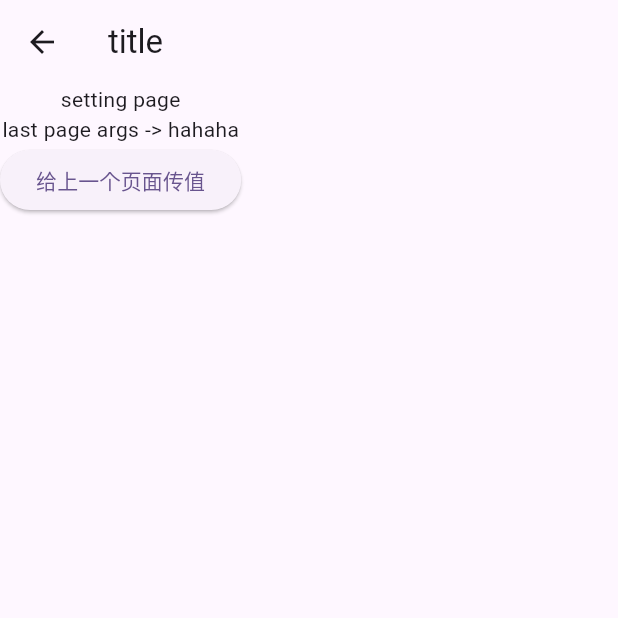
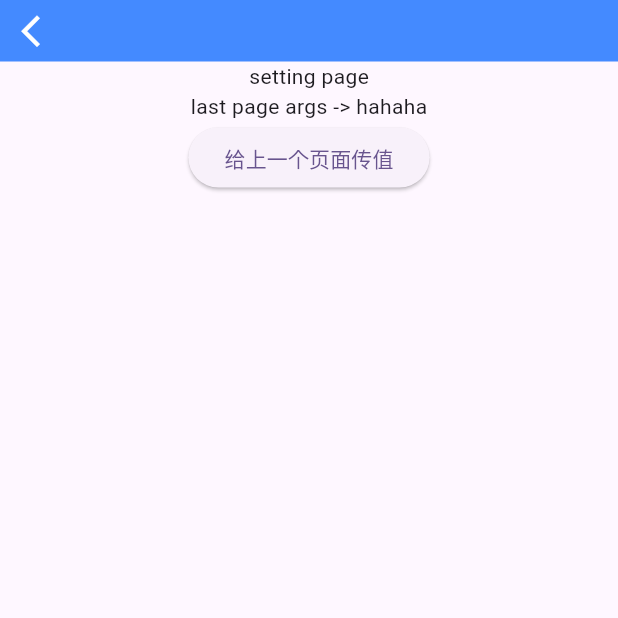
Before and after one commit to gangoogle/flutter_base_project, a Flutter app: the screen it shows after launch, after a tap on "jump to setting page", on a phone screen of 412 x 824 dp, the top half of it. Run offline on Flutter 3.47's test engine with Material 3 defaults, Android fonts, the phone set to English and light mode, and no system bars; our stand-ins replace dio, flutter_svg, get, objectbox; generated files the repository leaves out were written again.

Commit message:
UI优化

```diff
--- a/lib/main.dart
+++ b/lib/main.dart
@@ -1,6 +1,6 @@
 import 'package:first_project/network/dio_api.dart';
 import 'package:first_project/ui/home/home_view.dart';
-import 'package:first_project/ui/main_home/main_home_view.dart';
+import 'package:first_project/ui/main/main_home_view.dart';
 import 'package:first_project/ui/me/me_view.dart';
 import 'package:first_project/ui/setting/setting_view.dart';
 import 'package:flutter/material.dart';
@@ -36,6 +36,8 @@ class MyApp extends StatelessWidget {
   @override
   Widget build(BuildContext context) {
     return GetMaterialApp(
+      debugShowCheckedModeBanner: false,
+      debugShowMaterialGrid: false,
       title: 'Flutter Demo',
       getPages: GetRouteConfig.getPages(),
       theme: ThemeData(
--- a/lib/network/dio_api.dart
+++ b/lib/network/dio_api.dart
@@ -1,6 +1,4 @@
 import 'package:dio/dio.dart';
-import 'package:first_project/network/HeaderInterceptor.dart';
-
 import '../data/bean/article_entity.dart';
 
 class DioApi {
@@ -12,7 +10,7 @@ class DioApi {
   ));
 
   static void init() {
-    dio.interceptors.add(HeaderInterceptor().create());
+    // dio.interceptors.add(HeaderInterceptor().create());
   }
 
   static Map<String, dynamic> handleResult(Map<String, dynamic>? json) {
--- a/lib/ui/common/status_bar.dart
+++ b/lib/ui/common/status_bar.dart
@@ -1,13 +1,15 @@
 import 'package:flutter/material.dart';
 
 class StatusBar extends StatefulWidget {
-  StatusBar(
-      {Key? key,
-      this.color = Colors.transparent,
-      this.tintColor = Colors.white})
-      : super(key: key);
+  StatusBar({
+    Key? key,
+    this.color = Colors.transparent,
+    this.tintColor = Colors.white,
+    required this.onBack,
+  }) : super(key: key);
   Color color;
   Color tintColor;
+  VoidCallback onBack;
 
   @override
   _StatusBarState createState() => _StatusBarState();
@@ -22,10 +24,15 @@ class _StatusBarState extends State<StatusBar> {
         padding: const EdgeInsets.all(8.0),
         child: Row(
           children: [
-            Icon(
-              Icons.arrow_back_ios_new,
-              size: 30,
-              color: widget.tintColor,
+            InkWell(
+              onTap: () {
+                widget.onBack();
+              },
+              child: Icon(
+                Icons.arrow_back_ios_new,
+                size: 25,
+                color: widget.tintColor,
+              ),
             )
           ],
         ),
--- a/lib/ui/home/home_view.dart
+++ b/lib/ui/home/home_view.dart
@@ -20,6 +20,9 @@ class HomePage extends StatelessWidget {
           StatusBarPaddingView(color: Colors.blue),
           StatusBar(
             color: Colors.blue,
+            onBack: () {
+              Get.back();
+            },
           ),
           GetBuilder<HomePageLogic>(
             builder: (logic) {
--- a/lib/ui/main_home/main_home_view.dart
+++ b/lib/ui/main/main_home_view.dart
@@ -16,6 +16,7 @@ class MainHomePage extends StatelessWidget {
       return Scaffold(
         body: PageView(
           controller: state.pageControl,
+          physics: NeverScrollableScrollPhysics(),
           children: [
             KeepAliveWrapper(child: HomePage()),
             KeepAliveWrapper(child: MePage()),
--- a/lib/ui/me/me_view.dart
+++ b/lib/ui/me/me_view.dart
@@ -16,12 +16,12 @@ class MePage extends StatelessWidget {
     return Container(
       color: '#f3f5f5'.color,
       child: Column(children: [
-        StatusBarPaddingView(),
+        StatusBarPaddingView(color: "#2b2d30".color),
         Padding(
           padding: const EdgeInsets.all(8.0),
           child: Row(
             children: [
-              Image(
+              const Image(
                 image: AssetImage('assets/images/android.png'),
                 width: 70,
                 height: 70,
--- a/lib/ui/setting/setting_view.dart
+++ b/lib/ui/setting/setting_view.dart
@@ -1,6 +1,7 @@
+import 'package:first_project/ui/common/status_bar.dart';
+import 'package:first_project/ui/common/status_bar_padding.dart';
 import 'package:flutter/material.dart';
 import 'package:get/get.dart';
-
 import '../home/home_logic.dart';
 import 'setting_logic.dart';
 
@@ -13,12 +14,17 @@ class SettingPage extends StatelessWidget {
     final state = Get.find<SettingLogic>().state;
     final lastLogic = Get.find<HomePageLogic>();
     return Scaffold(
-      appBar: AppBar(
-        title: Text('title'),
-      ),
       body: Container(
         child: Column(
           children: [
+            StatusBarPaddingView(
+              color: Colors.blueAccent,
+            ),
+            StatusBar(
+                color: Colors.blueAccent,
+                onBack: () {
+                  Get.back();
+                }),
             Text('setting page'),
             GetBuilder<SettingLogic>(builder: (logic) {
               return Text('last page args -> ${state.argsText}');
```
Also changed, not shown: lib/ui/main/main_home_logic.dart (renamed from lib/ui/main_home/main_home_logic.dart), lib/ui/main/main_home_state.dart (renamed from lib/ui/main_home/main_home_state.dart), 1 other file.
